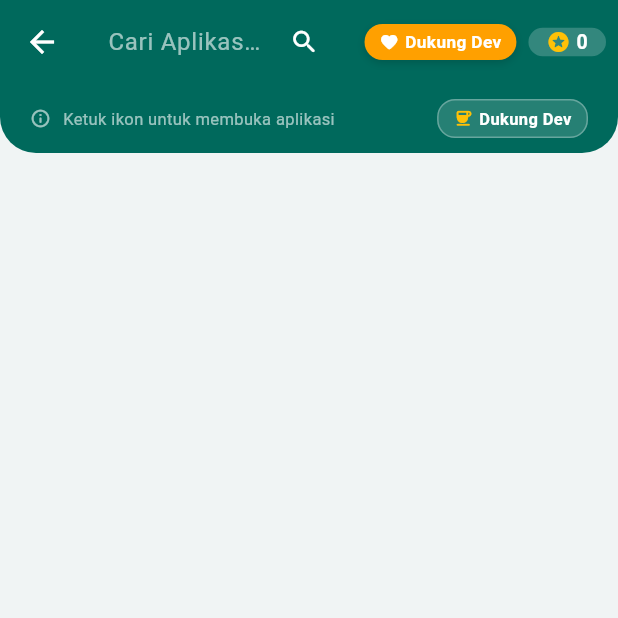
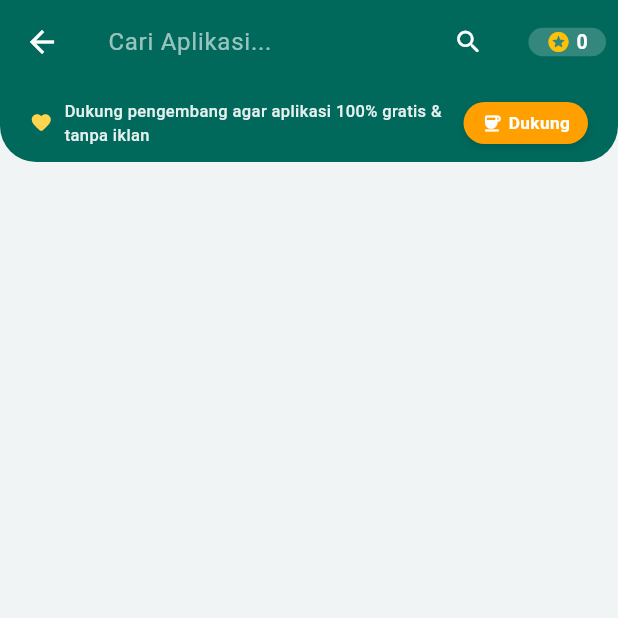
Before and after one commit to 120140191-Andri/muslim_launcher2.0, a Flutter app: the AppListScreen screen opened directly, on a phone screen of 412 x 824 dp, the top half of it. Run offline on Flutter 3.47's test engine with Material 3 defaults, Android fonts, the phone set to English and light mode, and no system bars; our stand-ins replace camera, permission_handler, scrollable_positioned_list, shared_preferences, speech_to_text; missing offline and left inert: android_intent_plus, google_mlkit_face_detection; accounts and stored records are empty.

Commit message:
Update Apps menu header bar with support description and single prominent button

```diff
--- a/lib/screens/home/app_list_screen.dart
+++ b/lib/screens/home/app_list_screen.dart
@@ -456,40 +456,6 @@ class _AppListScreenState extends State<AppListScreen>
         foregroundColor: Colors.white,
         elevation: 0,
         actions: [
-          GestureDetector(
-            onTap: _openSupportDeveloperUrl,
-            child: Container(
-              margin: const EdgeInsets.symmetric(vertical: 8),
-              padding: const EdgeInsets.symmetric(horizontal: 10, vertical: 4),
-              decoration: BoxDecoration(
-                color: Colors.amber.shade700,
-                borderRadius: BorderRadius.circular(20),
-                boxShadow: [
-                  BoxShadow(
-                    color: Colors.black.withValues(alpha: 0.15),
-                    blurRadius: 4,
-                    offset: const Offset(0, 2),
-                  ),
-                ],
-              ),
-              child: Row(
-                mainAxisSize: MainAxisSize.min,
-                children: [
-                  const Icon(Icons.favorite_rounded, color: Colors.white, size: 13),
-                  const SizedBox(width: 4),
-                  Text(
-                    lang == 'en' ? 'Support Dev' : 'Dukung Dev',
-                    style: const TextStyle(
-                      color: Colors.white,
-                      fontWeight: FontWeight.bold,
-                      fontSize: 11.5,
-                    ),
-                  ),
-                ],
-              ),
-            ),
-          ),
-          const SizedBox(width: 8),
           Selector<AppState, int>(
             selector: (_, s) => s.points,
             builder: (_, pts, child) => _PointsBadge(points: pts),
@@ -511,43 +477,51 @@ class _AppListScreenState extends State<AppListScreen>
             child: Row(
               children: [
                 Icon(
-                  Icons.info_outline_rounded,
-                  color: Colors.white.withValues(alpha: 0.6),
-                  size: 14,
+                  Icons.favorite_rounded,
+                  color: Colors.amber.shade300,
+                  size: 15,
                 ),
                 const SizedBox(width: 8),
                 Expanded(
                   child: Text(
                     lang == 'en'
-                        ? 'Tap an icon to launch the app'
-                        : 'Ketuk ikon untuk membuka aplikasi',
+                        ? 'Support dev to keep app 100% free & ad-free'
+                        : 'Dukung pengembang agar aplikasi 100% gratis & tanpa iklan',
                     style: TextStyle(
-                      color: Colors.white.withValues(alpha: 0.6),
+                      color: Colors.white.withValues(alpha: 0.9),
                       fontSize: 11,
+                      fontWeight: FontWeight.w500,
                     ),
                   ),
                 ),
+                const SizedBox(width: 8),
                 InkWell(
                   onTap: _openSupportDeveloperUrl,
-                  borderRadius: BorderRadius.circular(12),
+                  borderRadius: BorderRadius.circular(14),
                   child: Container(
-                    padding: const EdgeInsets.symmetric(horizontal: 10, vertical: 4),
+                    padding: const EdgeInsets.symmetric(horizontal: 12, vertical: 6),
                     decoration: BoxDecoration(
-                      color: Colors.white.withValues(alpha: 0.15),
-                      borderRadius: BorderRadius.circular(12),
-                      border: Border.all(color: Colors.white.withValues(alpha: 0.3)),
+                      color: Colors.amber.shade700,
+                      borderRadius: BorderRadius.circular(14),
+                      boxShadow: [
+                        BoxShadow(
+                          color: Colors.black.withValues(alpha: 0.15),
+                          blurRadius: 4,
+                          offset: const Offset(0, 2),
+                        ),
+                      ],
                     ),
                     child: Row(
                       mainAxisSize: MainAxisSize.min,
                       children: [
-                        const Icon(Icons.coffee_rounded, color: Colors.amber, size: 13),
+                        const Icon(Icons.coffee_rounded, color: Colors.white, size: 14),
                         const SizedBox(width: 4),
                         Text(
-                          lang == 'en' ? 'Ko-fi Support' : 'Dukung Dev',
+                          lang == 'en' ? 'Support' : 'Dukung',
                           style: const TextStyle(
                             color: Colors.white,
-                            fontSize: 11,
-                            fontWeight: FontWeight.w600,
+                            fontSize: 11.5,
+                            fontWeight: FontWeight.bold,
                           ),
                         ),
                       ],
```
